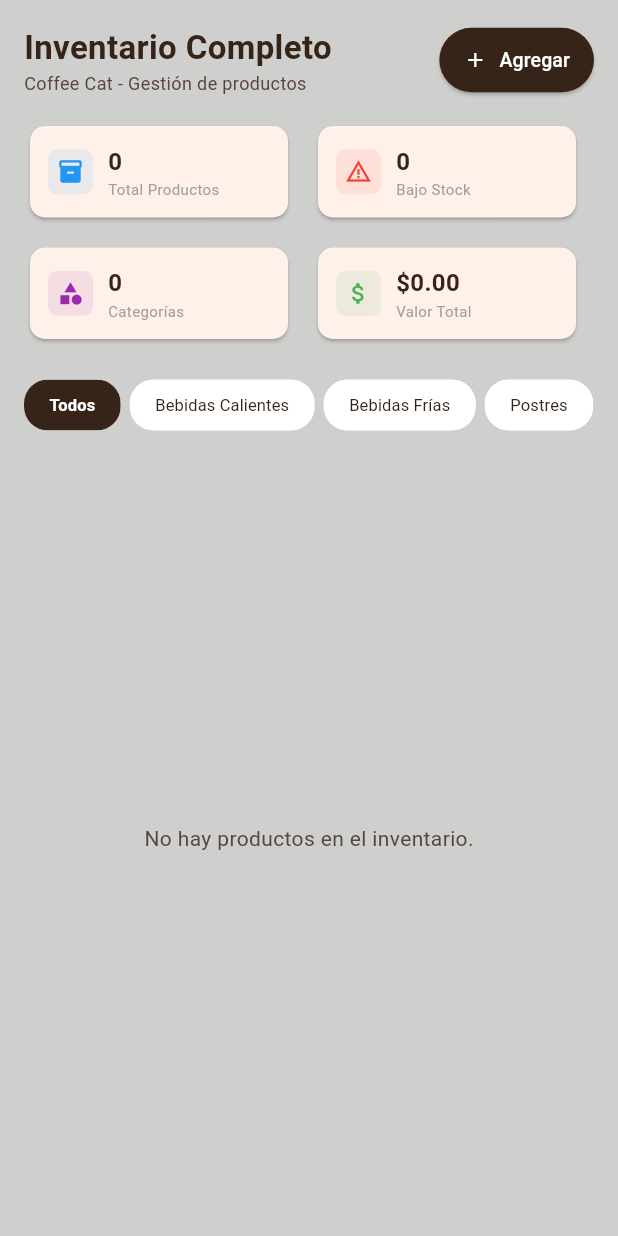
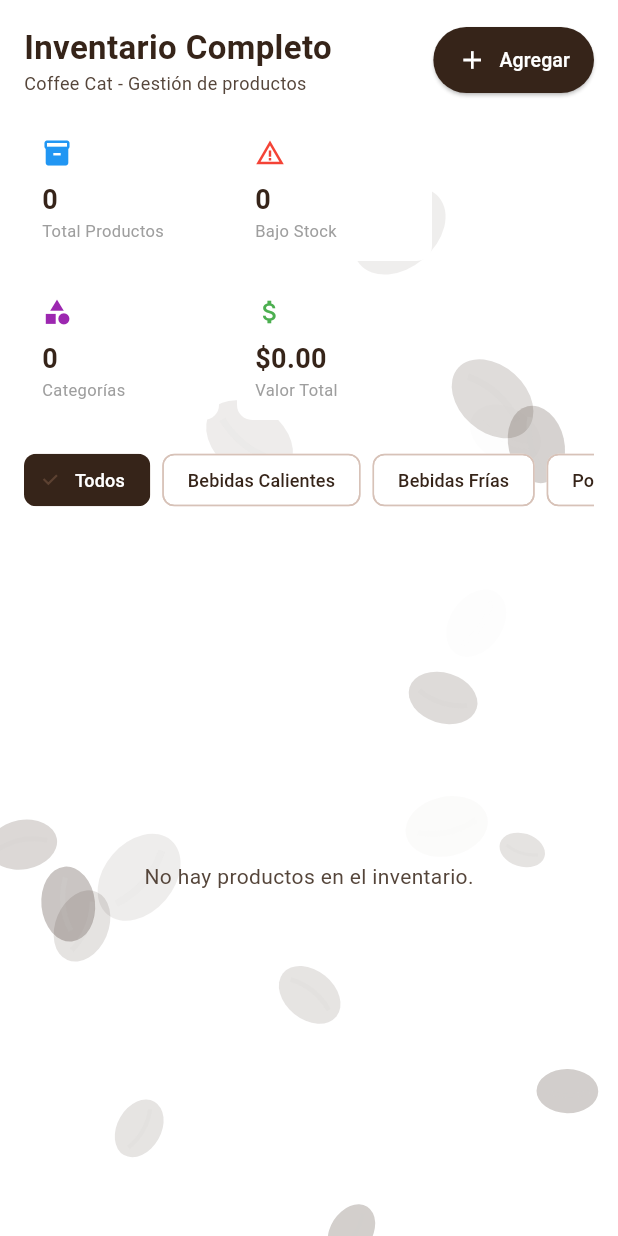
Before and after one commit to moviles-tin-2026/pwa-pwa-equipo2, a Flutter app: the InventarioPage screen opened directly, on a phone screen of 412 x 824 dp. Run offline on Flutter 3.47's test engine with Material 3 defaults, Android fonts, the light colour scheme and no system bars; our stand-ins replace cloud_firestore, firebase_auth, firebase_core; accounts and stored records are empty.

Commit message:
animacion de granos de cafe y 2 productos mas agregados

```diff
--- a/lib/inventario.dart
+++ b/lib/inventario.dart
@@ -1,5 +1,153 @@
+import 'dart:math';
 import 'package:flutter/material.dart';
 import 'package:cloud_firestore/cloud_firestore.dart';
+
+// ============================================================================
+// COMPONENTE DE ANIMACIÓN DE BACKGROUND (GRANOS DE CAFÉ APARECIENDO Y DESAPARECIENDO)
+// ============================================================================
+class CoffeeBackgroundAnimation extends StatefulWidget {
+  final Widget child;
+  const CoffeeBackgroundAnimation({super.key, required this.child});
+
+  @override
+  State<CoffeeBackgroundAnimation> createState() => _CoffeeBackgroundAnimationState();
+}
+
+class _CoffeeBackgroundAnimationState extends State<CoffeeBackgroundAnimation>
+    with SingleTickerProviderStateMixin {
+  late AnimationController _controller;
+  final List<_CoffeeBean> _beans = [];
+  final Random _random = Random();
+
+  @override
+  void initState() {
+    super.initState();
+    // Inicialización de partículas de granos de café más grandes
+    for (int i = 0; i < 20; i++) {
+      _beans.add(_generateRandomBean());
+    }
+
+    _controller = AnimationController(
+      vsync: this,
+      duration: const Duration(seconds: 10),
+    )..repeat();
+  }
+
+  _CoffeeBean _generateRandomBean() {
+    return _CoffeeBean(
+      x: _random.nextDouble(),
+      y: _random.nextDouble(),
+      size: _random.nextDouble() * 28 + 22, // Tamaño incrementado considerablemente (22px a 50px)
+      rotation: _random.nextDouble() * pi * 2,
+      opacitySpeed: _random.nextDouble() * 0.015 + 0.005,
+      maxOpacity: _random.nextDouble() * 0.20 + 0.10, // Opacidad suave para mantener buena visibilidad
+      phase: _random.nextDouble() * pi * 2,
+    );
+  }
+
+  @override
+  void dispose() {
+    _controller.dispose();
+    super.dispose();
+  }
+
+  @override
+  Widget build(BuildContext context) {
+    return Stack(
+      children: [
+        AnimatedBuilder(
+          animation: _controller,
+          builder: (context, child) {
+            return CustomPaint(
+              size: Size.infinite,
+              painter: _CoffeePainter(_beans, _controller.value),
+            );
+          },
+        ),
+        widget.child,
+      ],
+    );
+  }
+}
+
+class _CoffeeBean {
+  double x;
+  double y;
+  double size;
+  double rotation;
+  double opacitySpeed;
+  double maxOpacity;
+  double phase;
+
+  _CoffeeBean({
+    required this.x,
+    required this.y,
+    required this.size,
+    required this.rotation,
+    required this.opacitySpeed,
+    required this.maxOpacity,
+    required this.phase,
+  });
+}
+
+class _CoffeePainter extends CustomPainter {
+  final List<_CoffeeBean> beans;
+  final double animationValue;
+
+  _CoffeePainter(this.beans, this.animationValue);
+
+  @override
+  void paint(Canvas canvas, Size size) {
+    final paint = Paint()..style = PaintingStyle.fill;
+
+    for (var bean in beans) {
+      // Cálculo de ciclo de opacidad (aparecer y desaparecer)
+      double currentOpacity = (sin(animationValue * pi * 2 + bean.phase) + 1) / 2;
+      currentOpacity = currentOpacity * bean.maxOpacity;
+
+      if (currentOpacity <= 0) continue;
+
+      paint.color = const Color(0xff362419).withOpacity(currentOpacity);
+
+      canvas.save();
+      canvas.translate(bean.x * size.width, bean.y * size.height);
+      canvas.rotate(bean.rotation);
+
+      // Dibujo de un grano de café simétrico
+      final beanPath = Path();
+      Rect rect = Rect.fromCenter(
+        center: Offset.zero,
+        width: bean.size,
+        height: bean.size * 1.4,
+      );
+      beanPath.addOval(rect);
+      canvas.drawPath(beanPath, paint);
+
+      // Línea divisoria central del grano de café
+      final linePaint = Paint()
+        ..color = const Color(0xffCFCFCD).withOpacity(currentOpacity)
+        ..style = PaintingStyle.stroke
+        ..strokeWidth = bean.size * 0.10;
+
+      final linePath = Path();
+      linePath.moveTo(0, -bean.size * 0.5);
+      linePath.quadraticBezierTo(
+        bean.size * 0.2, 0,
+        0, bean.size * 0.5,
+      );
+      canvas.drawPath(linePath, linePaint);
+
+      canvas.restore();
+    }
+  }
+
+  @override
+  bool shouldRepaint(covariant _CoffeePainter oldDelegate) => true;
+}
+
+// ============================================================================
+// TU CÓDIGO ORIGINAL SIN NINGUNA MODIFICACIÓN INTERNA
+// ============================================================================
 
 class InventarioPage extends StatefulWidget {
   const InventarioPage({super.key});
@@ -160,10 +308,73 @@ class _InventarioPageState extends State<InventarioPage> {
     }
   }
 
+  Widget _buildSummaryCard(IconData icon, String value, String label, Color color, {VoidCallback? onTap}) {
+    return InkWell(
+      onTap: onTap,
+      borderRadius: BorderRadius.circular(10),
+      child: Container(
+        width: 130,
+        padding: const EdgeInsets.all(12),
+        decoration: BoxDecoration(
+          color: Colors.white,
+          borderRadius: BorderRadius.circular(10),
+        ),
+        child: Column(
+          crossAxisAlignment: CrossAxisAlignment.start,
+          children: [
+            Icon(icon, color: color, size: 20),
+            const SizedBox(height: 8),
+            Text(value, style: const TextStyle(fontSize: 18, fontWeight: FontWeight.bold, color: Color(0xff362419))),
+            Text(label, style: const TextStyle(fontSize: 11, color: Colors.grey)),
+          ],
+        ),
+      ),
+    );
+  }
+
+  Widget _buildPillFilter(String label, String currentSelected, Function(String) onSelect) {
+    bool isSelected = currentSelected == label;
+    return Padding(
+      padding: const EdgeInsets.only(right: 8.0),
+      child: ChoiceChip(
+        label: Text(label),
+        selected: isSelected,
+        onSelected: (_) => onSelect(label),
+        selectedColor: const Color(0xff362419),
+        backgroundColor: Colors.white,
+        labelStyle: TextStyle(color: isSelected ? Colors.white : const Color(0xff362419), fontSize: 12),
+      ),
+    );
+  }
+
+  Widget _buildLabel(String text) {
+    return Padding(
+      padding: const EdgeInsets.only(bottom: 4.0, top: 8.0),
+      child: Text(text, style: const TextStyle(fontWeight: FontWeight.bold, fontSize: 12, color: Color(0xff362419))),
+    );
+  }
+
+  Widget _buildTextField(TextEditingController controller, String hint, {bool isNumber = false, int maxLines = 1}) {
+    return TextField(
+      controller: controller,
+      keyboardType: isNumber ? TextInputType.number : TextInputType.text,
+      maxLines: maxLines,
+      style: const TextStyle(fontSize: 13),
+      decoration: InputDecoration(
+        hintText: hint,
+        filled: true,
+        fillColor: Colors.white,
+        contentPadding: const EdgeInsets.symmetric(horizontal: 10, vertical: 8),
+        border: OutlineInputBorder(borderRadius: BorderRadius.circular(8), borderSide: BorderSide.none),
+      ),
+    );
+  }
+
   @override
   Widget build(BuildContext context) {
-    return Scaffold(
-      backgroundColor: const Color(0xffCFCFCD),
+    return CoffeeBackgroundAnimation(
+      child: Scaffold(
+        backgroundColor: Colors.transparent, // Transparente para visualizar los granos de café de fondo
         body: Row(
           children: [
             Expanded(
@@ -194,7 +405,7 @@ class _InventarioPageState extends State<InventarioPage> {
                             padding: const EdgeInsets.symmetric(horizontal: 16, vertical: 12),
                           ),
                           onPressed: _prepararNuevoProducto,
-                        icon: const Icon(Icons.add, size: 16),
+                          icon: const Icon(Icons.add, size: 20),
                           label: const Text('Agregar', style: TextStyle(fontSize: 13)),
                         ),
                       ],
@@ -599,128 +810,28 @@ class _InventarioPageState extends State<InventarioPage> {
                                     return ListView.separated(
                                       controller: _bajoStockScrollController,
                                       itemCount: docs.length,
-                                    separatorBuilder: (context, index) => const Divider(height: 1),
+                                      separatorBuilder: (_, __) => const Divider(height: 1),
                                       itemBuilder: (context, index) {
-                                      final producto = docs[index];
-                                      final data = producto.data() as Map<String, dynamic>;
-                                      final String nombre = data['nombre']?.toString() ?? 'Sin nombre';
-                                      final String cant = data['cantidad']?.toString() ?? '0';
-
+                                        final doc = docs[index];
+                                        final data = doc.data() as Map<String, dynamic>;
                                         return ListTile(
-                                        contentPadding: EdgeInsets.zero,
                                           dense: true,
-                                        leading: Container(
-                                          width: 40,
-                                          height: 40,
-                                          decoration: BoxDecoration(color: const Color(0xffCFCFCD), borderRadius: BorderRadius.circular(6)),
-                                          child: const Icon(Icons.warning_amber, color: Colors.red, size: 18),
-                                        ),
-                                        title: Text(nombre, style: const TextStyle(fontWeight: FontWeight.bold, fontSize: 12, color: Color(0xff362419))),
-                                        subtitle: Text('Stock: $cant uds.', style: TextStyle(color: Colors.red[800], fontSize: 10)),
-                                        trailing: IconButton(
-                                          icon: const Icon(Icons.edit, size: 16, color: Color(0xff55453A)),
-                                          onPressed: () => _cargarProductoParaEditar(producto.id, data),
-                                          padding: EdgeInsets.zero,
-                                          constraints: const BoxConstraints(),
-                                        ),
+                                          title: Text(data['nombre'] ?? '', style: const TextStyle(fontWeight: FontWeight.bold, fontSize: 12)),
+                                          subtitle: Text('Stock: ${data['cantidad']}', style: const TextStyle(color: Colors.red, fontSize: 11)),
                                         );
                                       },
                                     );
-                                }
+                                  },
                                 ),
                               )
                             ],
                           ),
                         )
                       : const SizedBox.shrink(),
-          )
+            ),
           ],
-      ),
-    );
-  }
-
-  Widget _buildPillFilter(String text, String selectedValue, Function(String) onSelect) {
-    bool isSelected = text == selectedValue;
-    return Padding(
-      padding: const EdgeInsets.only(right: 6),
-      child: ChoiceChip(
-        label: Text(text, style: const TextStyle(fontSize: 11)),
-        selected: isSelected,
-        onSelected: (bool selected) {
-          if (selected) onSelect(text);
-        },
-        selectedColor: const Color(0xff362419),
-        backgroundColor: Colors.white,
-        labelStyle: TextStyle(
-          color: isSelected ? Colors.white : const Color(0xff362419),
-          fontWeight: isSelected ? FontWeight.bold : FontWeight.normal,
-        ),
-        shape: RoundedRectangleBorder(
-          borderRadius: BorderRadius.circular(16),
-          side: const BorderSide(color: Colors.transparent),
-        ),
-        showCheckmark: false,
-      ),
-    );
-  }
-
-  Widget _buildSummaryCard(IconData icon, String value, String title, Color color, {VoidCallback? onTap}) {
-    return SizedBox(
-      width: 180,
-      child: Card(
-        elevation: 1,
-        shape: RoundedRectangleBorder(borderRadius: BorderRadius.circular(10)),
-        child: InkWell(
-          onTap: onTap,
-          borderRadius: BorderRadius.circular(10),
-          child: Padding(
-            padding: const EdgeInsets.all(12),
-            child: Row(
-              children: [
-                Container(
-                  padding: const EdgeInsets.all(6),
-                  decoration: BoxDecoration(color: color.withValues(alpha: 0.1), borderRadius: BorderRadius.circular(6)),
-                  child: Icon(icon, color: color, size: 18),
-                ),
-                const SizedBox(width: 10),
-                Expanded(
-                  child: Column(
-                    crossAxisAlignment: CrossAxisAlignment.start,
-                    children: [
-                      Text(value, style: const TextStyle(fontSize: 16, fontWeight: FontWeight.bold, color: Color(0xff362419))),
-                      Text(title, style: const TextStyle(fontSize: 10, color: Colors.grey)),
-                    ],
-                  ),
-                )
-              ],
-            ),
-          ),
         ),
       ),
     );
   }
-
-  Widget _buildLabel(String text) {
-    return Padding(
-      padding: const EdgeInsets.only(top: 10, bottom: 4),
-      child: Text(text, style: const TextStyle(fontSize: 10, fontWeight: FontWeight.bold, color: Color(0xff55453A))),
-    );
 }
-
-  Widget _buildTextField(TextEditingController controller, String hint, {bool isNumber = false, int maxLines = 1}) {
-    return TextField(
-      controller: controller,
-      keyboardType: isNumber ? TextInputType.number : TextInputType.text,
-      maxLines: maxLines,
-      decoration: InputDecoration(
-        hintText: hint,
-        hintStyle: const TextStyle(color: Colors.grey, fontSize: 11),
-        filled: true,
-        fillColor: Colors.white,
-        contentPadding: const EdgeInsets.symmetric(horizontal: 10, vertical: 8),
-        border: OutlineInputBorder(borderRadius: BorderRadius.circular(8), borderSide: BorderSide(color: Colors.grey[300]!)),
-        enabledBorder: OutlineInputBorder(borderRadius: BorderRadius.circular(8), borderSide: BorderSide(color: Colors.grey[300]!)),
-      ),
-    );
-  }
-}
```
Also changed, not shown: 9 other files. Lines whose indentation alone changed are shown as unchanged.
